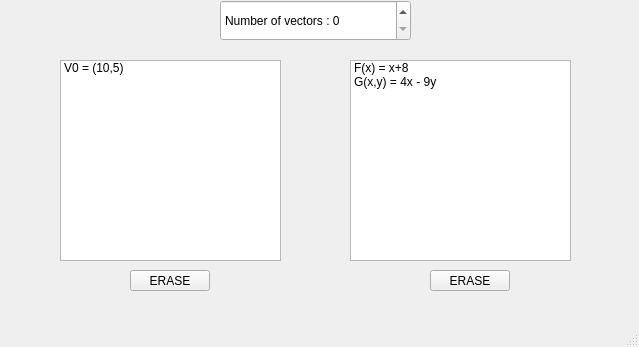
Before: the Qt Designer form Affichage/mainwindow.ui in Samy206/Evaluation_vectorielle, drawn with Qt 5; both pictures show x 0 to 639 and y 150 to 497 of the 639 by 497 pixel window.
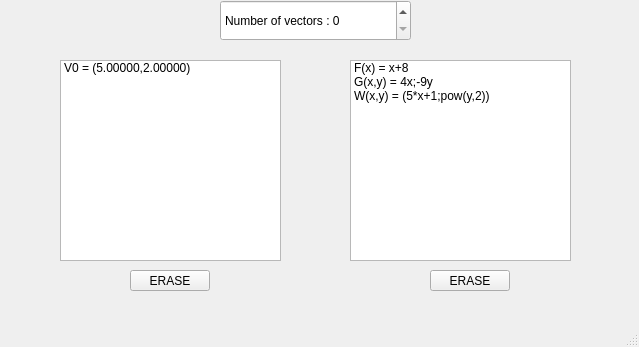
After: the same form once the commit is applied.

The edit to the form file:
```diff
--- a/Affichage/mainwindow.ui
+++ b/Affichage/mainwindow.ui
@@ -25,7 +25,7 @@
     </property>
     <item>
      <property name="text">
-      <string>V0 = (10,5)</string>
+      <string>V0 = (5.00000,2.00000)</string>
      </property>
     </item>
    </widget>
@@ -58,7 +58,12 @@
     </item>
     <item>
      <property name="text">
-      <string>G(x,y) = 4x - 9y</string>
+      <string>G(x,y) = 4x;-9y</string>
+     </property>
+    </item>
+    <item>
+     <property name="text">
+      <string>W(x,y) = (5*x+1;pow(y,2))</string>
      </property>
     </item>
    </widget>
```
